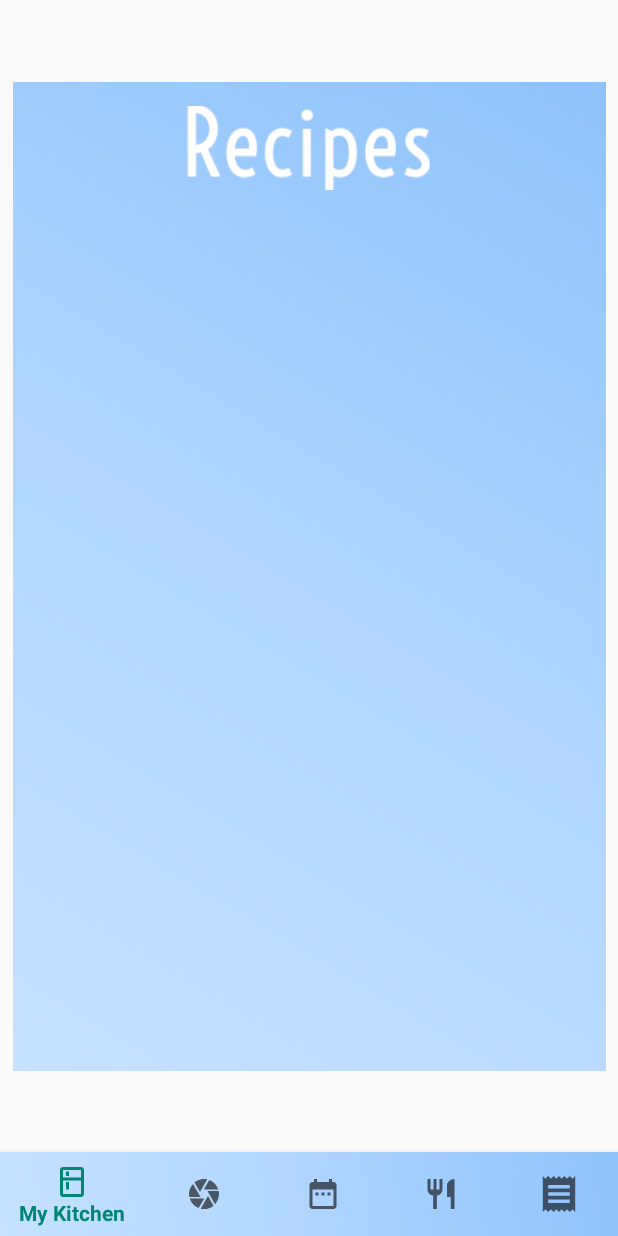
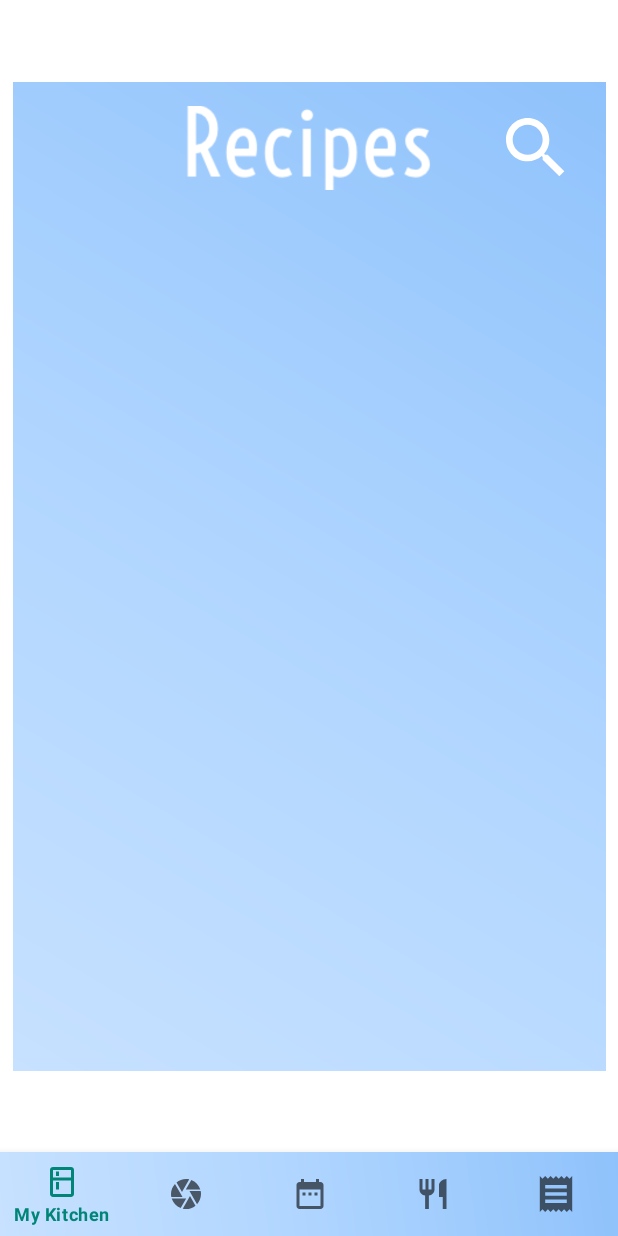
Before and after one commit to ChrisMunene/Freshtable, an Android app: the fragment RecipeFragment placed in its activity, on a phone screen of 412 x 824 dp. Run offline under Robolectric (Android 15) with nearby library versions, the phone set to English and light mode, and no system bars; libraries missing offline, so code that uses them is left out: com.loopj.android, com.parse; pictures from the network do not load; 7 statements that could not run were skipped.

Commit message:
seventeenth commit - filter in the recipe fragment is seen and saves checked ingredients to an array. Still need to add filter functionality to recipes

```diff
--- a/app/build.gradle
+++ b/app/build.gradle
@@ -48,6 +48,8 @@ dependencies {
     implementation 'com.android.support:cardview-v7:28.0.0'
     implementation "com.android.support:design:28.0.0"
 
+    implementation 'com.google.android.material:material:1.1.0-alpha09'
+
     implementation 'com.google.firebase:firebase-messaging:17.3.4'
     testImplementation 'junit:junit:4.12'
     androidTestImplementation 'androidx.test:runner:1.0.0'
--- a/app/src/main/java/com/example/fburecipeapp/adapters/ReceiptAdapter.java
+++ b/app/src/main/java/com/example/fburecipeapp/adapters/ReceiptAdapter.java
@@ -98,14 +98,13 @@ public class ReceiptAdapter extends RecyclerView.Adapter<ReceiptAdapter.ViewHold
         }
     }
 
-
+    // calls dialog fragment for receipt details
     private void showReceiptDialog(String objectId) {
         FragmentManager fm = ((AppCompatActivity)mContext).getSupportFragmentManager();
         if (fm != null) {
             ReceiptDialogFragment frag = ReceiptDialogFragment.newInstance(objectId);
             frag.setTargetFragment(receiptFragment, 0);
             frag.show(fm, "receipt_dialog_fragment");
-            //Log.d("receipt dialog", "receipt dialog shown");
         }
     }
 }
--- a/app/src/main/java/com/example/fburecipeapp/adapters/StaggeredRecyclerViewAdapter.java
+++ b/app/src/main/java/com/example/fburecipeapp/adapters/StaggeredRecyclerViewAdapter.java
@@ -4,6 +4,7 @@ import android.content.Context;
 import android.view.LayoutInflater;
 import android.view.View;
 import android.view.ViewGroup;
+import android.widget.ImageButton;
 import android.widget.ImageView;
 import android.widget.TextView;
 
@@ -17,7 +18,6 @@ import com.bumptech.glide.Glide;
 import com.bumptech.glide.request.RequestOptions;
 import com.example.fburecipeapp.R;
 import com.example.fburecipeapp.fragments.DetailsFragment;
-import com.example.fburecipeapp.models.Recipe;
 import com.example.fburecipeapp.models.Recipes;
 import com.parse.ParseFile;
 
@@ -31,13 +31,16 @@ public class StaggeredRecyclerViewAdapter extends RecyclerView.Adapter<Staggered
     private ArrayList<String> mImages = new ArrayList<>();
     private FragmentManager fragmentManager;
     private Context mContext;
+    private ImageButton searchBtn;
+    private Fragment recipeFragment;
 
     public StaggeredRecyclerViewAdapter(ArrayList<Recipes> mRecipes, ArrayList<String> mImages, Context mContext,
-                                        FragmentManager fragmentManager) {
+                                        FragmentManager fragmentManager, Fragment recipeFragment) {
         this.mRecipes = mRecipes;
         this.mImages = mImages;
         this.mContext = mContext;
         this.fragmentManager = fragmentManager;
+        this.recipeFragment = recipeFragment;
     }
 
     @NonNull
@@ -74,12 +77,29 @@ public class StaggeredRecyclerViewAdapter extends RecyclerView.Adapter<Staggered
     public class ViewHolder extends RecyclerView.ViewHolder implements View.OnClickListener {
          ImageView recipeImg;
          TextView recipeName;
+         ImageButton searchBtn;
+
+         View v = LayoutInflater.from(mContext).inflate(R.layout.fragment_recipe, null);
 
          public ViewHolder(View itemView) {
              super(itemView);
              this.recipeImg = itemView.findViewById(R.id.recipeImg);
              this.recipeName = itemView.findViewById(R.id.tvRecipe);
+             this.searchBtn = v.findViewById(R.id.searchBtn);
              itemView.setOnClickListener(this);
+
+//             searchBtn.setOnClickListener(new View.OnClickListener() {
+//                 @Override
+//                 public void onClick(View v) {
+//                     Toast.makeText(mContext, "search clicked", Toast.LENGTH_SHORT).show();
+//                     FragmentManager fm = ((AppCompatActivity)mContext).getSupportFragmentManager();
+//                     if (fm != null) {
+//                         FilterRecipeDialogFragment frag = FilterRecipeDialogFragment.newInstance();
+//                         frag.setTargetFragment(recipeFragment, 0);
+//                         frag.show(fm, "receipt_dialog_fragment");
+//                     }
+//                 }
+//             });
          }
 
         @Override
--- a/app/src/main/java/com/example/fburecipeapp/fragments/ExpandableFragment.java
+++ b/app/src/main/java/com/example/fburecipeapp/fragments/ExpandableFragment.java
@@ -5,7 +5,6 @@ import android.content.Intent;
 import android.graphics.drawable.NinePatchDrawable;
 import android.os.Build;
 import android.os.Bundle;
-import android.os.Parcel;
 import android.os.Parcelable;
 import android.util.Log;
 import android.view.LayoutInflater;
--- a/app/src/main/java/com/example/fburecipeapp/fragments/KitchenFragment.java
+++ b/app/src/main/java/com/example/fburecipeapp/fragments/KitchenFragment.java
@@ -71,7 +71,6 @@ public class KitchenFragment extends Fragment {
         kitchenAdapter = new KitchenAdapter(savedIngredients);
         recyclerView = view.findViewById(R.id.rvSaved);
         savedItemImg = view.findViewById(R.id.savedItemImg);
-        //recyclerView.setNestedScrollingEnabled(false);
         recyclerView.setAdapter(kitchenAdapter);
 
         layoutManager = new GridLayoutManager(getContext(), 3);
--- a/app/src/main/java/com/example/fburecipeapp/fragments/ReceiptFragment.java
+++ b/app/src/main/java/com/example/fburecipeapp/fragments/ReceiptFragment.java
@@ -53,6 +53,7 @@ public class ReceiptFragment extends Fragment {
 
     }
 
+    // queries for receipt data from Parse
     private void loadReceipts() {
         Receipt.Query query = new Receipt.Query();
         query.findInBackground(new FindCallback<Receipt>() {
--- a/app/src/main/java/com/example/fburecipeapp/fragments/RecipeFragment.java
+++ b/app/src/main/java/com/example/fburecipeapp/fragments/RecipeFragment.java
@@ -5,10 +5,12 @@ import android.util.Log;
 import android.view.LayoutInflater;
 import android.view.View;
 import android.view.ViewGroup;
+import android.widget.ImageButton;
 
 import androidx.annotation.NonNull;
 import androidx.annotation.Nullable;
 import androidx.fragment.app.Fragment;
+import androidx.fragment.app.FragmentManager;
 import androidx.recyclerview.widget.LinearLayoutManager;
 import androidx.recyclerview.widget.RecyclerView;
 import androidx.recyclerview.widget.StaggeredGridLayoutManager;
@@ -34,6 +36,8 @@ public class RecipeFragment extends Fragment {
     private ArrayList<Recipes> mRecipes = new ArrayList<>();
     private StaggeredRecyclerViewAdapter staggeredRecyclerViewAdapter;
     private AsyncHttpClient client;
+    private ImageButton searchBtn;
+    private Fragment recipeFragment;
 
     private ArrayList<Ingredient> myIngredients;
 
@@ -53,8 +57,9 @@ public class RecipeFragment extends Fragment {
     @Override
     public void onViewCreated(@NonNull View view, @Nullable Bundle savedInstanceState) {
 
+        searchBtn = view.findViewById(R.id.searchBtn);
         RecyclerView recyclerView = view.findViewById(R.id.rvRecipes);
-        staggeredRecyclerViewAdapter = new StaggeredRecyclerViewAdapter(mRecipes, mImages, getContext(), getFragmentManager());
+        staggeredRecyclerViewAdapter = new StaggeredRecyclerViewAdapter(mRecipes, mImages, getContext(), getFragmentManager(), this);
         StaggeredGridLayoutManager staggeredGridLayoutManager = new StaggeredGridLayoutManager(NUM_COLUMNS, LinearLayoutManager.VERTICAL);
         recyclerView.setLayoutManager(staggeredGridLayoutManager);
         recyclerView.setAdapter(staggeredRecyclerViewAdapter);
@@ -64,6 +69,18 @@ public class RecipeFragment extends Fragment {
         myIngredients = new ArrayList<Ingredient>();
 
         loadUserIngredients();
+
+        searchBtn.setOnClickListener(new View.OnClickListener() {
+            @Override
+            public void onClick(View v) {
+                FragmentManager fm = getFragmentManager();
+                if (fm != null) {
+                    FilterRecipeDialogFragment frag = FilterRecipeDialogFragment.newInstance();
+                    frag.setTargetFragment(recipeFragment, 0);
+                    frag.show(fm, "receipt_dialog_fragment");
+                }
+            }
+        });
 
 
     }
--- /dev/null
+++ b/app/src/main/res/drawable-anydpi/search_icon.xml
@@ -0,0 +1,13 @@
+<vector xmlns:android="http://schemas.android.com/apk/res/android"
+    android:width="24dp"
+    android:height="24dp"
+    android:viewportWidth="18"
+    android:viewportHeight="18"
+    android:tint="#333333">
+  <group android:translateX="-3"
+      android:translateY="-3">
+      <path
+          android:fillColor="#FF000000"
+          android:pathData="M15.5,14h-0.79l-0.28,-0.27C15.41,12.59 16,11.11 16,9.5 16,5.91 13.09,3 9.5,3S3,5.91 3,9.5 5.91,16 9.5,16c1.61,0 3.09,-0.59 4.23,-1.57l0.27,0.28v0.79l5,4.99L20.49,19l-4.99,-5zM9.5,14C7.01,14 5,11.99 5,9.5S7.01,5 9.5,5 14,7.01 14,9.5 11.99,14 9.5,14z"/>
+  </group>
+</vector>
--- a/app/src/main/res/layout/fragment_recipe.xml
+++ b/app/src/main/res/layout/fragment_recipe.xml
@@ -30,4 +30,18 @@
         app:layout_constraintStart_toStartOf="parent"
         app:layout_constraintTop_toTopOf="parent"
         app:srcCompat="@drawable/ic_recipes" />
+
+    <ImageButton
+        android:id="@+id/searchBtn"
+        android:layout_width="45dp"
+        android:layout_height="40dp"
+        android:layout_marginTop="24dp"
+        android:layout_marginEnd="24dp"
+        android:background="#00FFFFFF"
+        android:clickable="true"
+        android:scaleType="fitCenter"
+        android:tint="#FFFFFF"
+        app:layout_constraintEnd_toEndOf="parent"
+        app:layout_constraintTop_toTopOf="parent"
+        app:srcCompat="@drawable/search_icon" />
 </androidx.constraintlayout.widget.ConstraintLayout>
--- a/app/src/main/res/values/colors.xml
+++ b/app/src/main/res/values/colors.xml
@@ -3,7 +3,7 @@
     <color name="colorPrimary">#008577</color>
     <color name="colorPrimaryDark">#00574B</color>
     <color name="colorAccent">#D81B60</color>
-    <color name="colorWhite">#00222222</color>
+    <color name="colorWhite">#ffffff</color>
     <color name="expandable_item_indicator_color">#42000000</color>
     <color name="bg_item_normal_state">#fff0f0f0</color>
     <color name="bg_item_dragging_state">#ffffdddd</color>
@@ -29,4 +29,7 @@
 
     <color name="snackbar_action_color_done">#ffccccff</color>
 
+    <color name="filter_color">#b7d6ec</color>
+
+
 </resources>
--- a/app/src/main/res/values/styles.xml
+++ b/app/src/main/res/values/styles.xml
@@ -1,11 +1,12 @@
 <resources>
 
     <!-- Base application theme. -->
-    <style name="AppTheme" parent="Theme.AppCompat.Light.NoActionBar">
+    <style name="AppTheme" parent="Theme.MaterialComponents.Light.NoActionBar">
         <!-- Customize your theme here. -->
         <item name="colorPrimary">@color/colorPrimary</item>
         <item name="colorPrimaryDark">@color/colorPrimaryDark</item>
         <item name="colorAccent">@color/colorAccent</item>
+
     </style>
 
     <style name="AppTheme.NoActionBar">
```
Also changed, not shown: app/src/main/java/com/example/fburecipeapp/fragments/FilterRecipeDialogFragment.java (added, +145 -0 lines), app/src/main/java/com/example/fburecipeapp/fragments/ReceiptDialogFragment.java (+4 -4 lines), app/src/main/res/layout/filter_recipe_dialog_fragment.xml (added, +70 -0 lines), app/src/main/res/drawable-hdpi/search_icon.png (added), app/src/main/res/drawable-mdpi/search_icon.png (added), app/src/main/res/drawable-xhdpi/search_icon.png (added), app/src/main/res/drawable-xxhdpi/search_icon.png (added).
